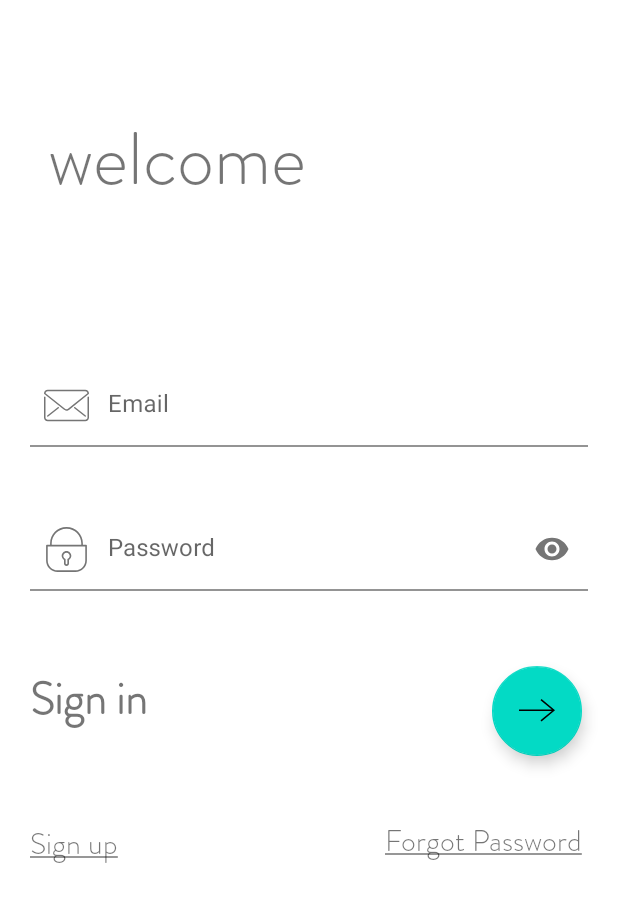
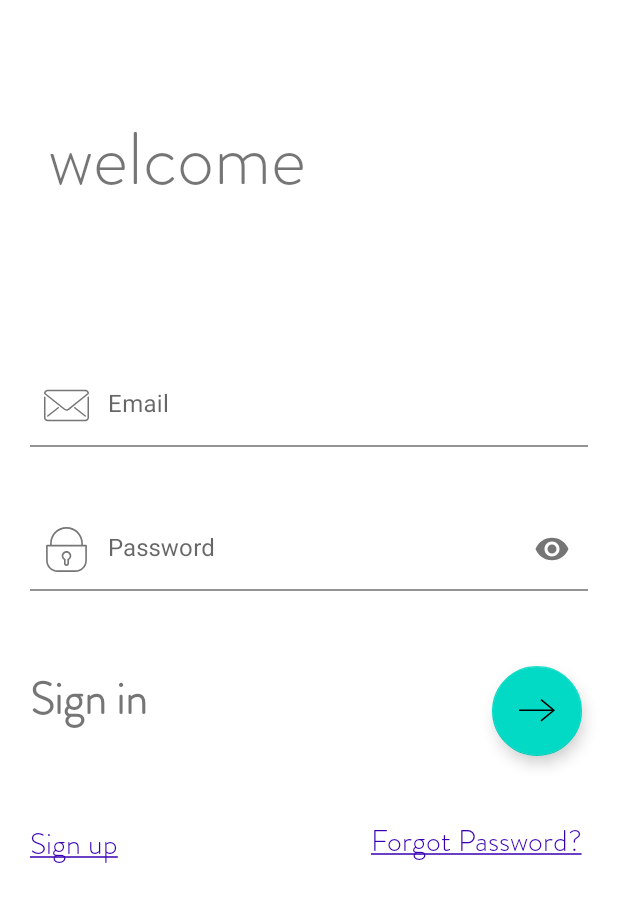
Before and after one commit to tmumladze123/Walletfluent, an Android app: the LoginFragment screen opened through its navigation route, on a phone screen of 412 x 824 dp. Shown: the top 902 px of the screen. Run offline under Robolectric (Android 15) with nearby library versions, the phone set to English and light mode, and no system bars; our stand-ins replace Dagger/Hilt's generated code, Firebase (no records; nobody signed in at launch, a user with empty details on screens opened directly), navigation-ui; 1 statement that could not run was skipped.

```diff
--- a/WalletFluent/app/src/main/res/layout/fragment_login.xml
+++ b/WalletFluent/app/src/main/res/layout/fragment_login.xml
@@ -101,6 +101,7 @@
             android:fontFamily="@font/beauty"
             android:text="@string/sign_up"
             android:textSize="20sp"
+            android:textColor="@color/purple_700"
             app:layout_constraintStart_toStartOf="parent"
             app:layout_constraintTop_toBottomOf="@+id/tvSignin" />
 
@@ -111,6 +112,7 @@
             android:layout_marginTop="42dp"
             android:layout_marginEnd="24dp"
             android:fontFamily="@font/beauty"
+            android:textColor="@color/purple_700"
             android:text="@string/forgot_password"
             android:textSize="20sp"
             app:layout_constraintEnd_toEndOf="parent"
--- a/WalletFluent/app/src/main/res/values/strings.xml
+++ b/WalletFluent/app/src/main/res/values/strings.xml
@@ -6,7 +6,7 @@
     <string name="nav_header_subtitle" translatable="false">android.studio@android.com</string>
     <string name="nav_header_desc" translatable="false">Navigation header</string>
     <string name="action_settings" translatable="false">Settings</string>
-    <string name="login">log In</string>
+    <string name="login">logIn</string>
     <string name="currency">Currencies</string>
     <string name="language">ენა/Language</string>
     <string name="crypto">Crypto</string>
@@ -21,7 +21,7 @@
     <string name="sign_in"><u>Sign in</u></string>
     <string name="sign_up" translatable="false"><u>Sign up</u></string>
     <string name="signup" translatable="false">Sign up</string>
-    <string name="forgot_password"><u>Forgot Password</u></string>
+    <string name="forgot_password"><u>Forgot Password?</u></string>
     <string name="create_account" translatable="false">Create\nAccount</string>
     <string name="name">Name</string>
     <string name="password">Password</string>
```
Also changed, not shown: WalletFluent/app/src/main/res/font/pristina.TTF (added), WalletFluent/app/src/main/res/font/rock.TTF (added).
